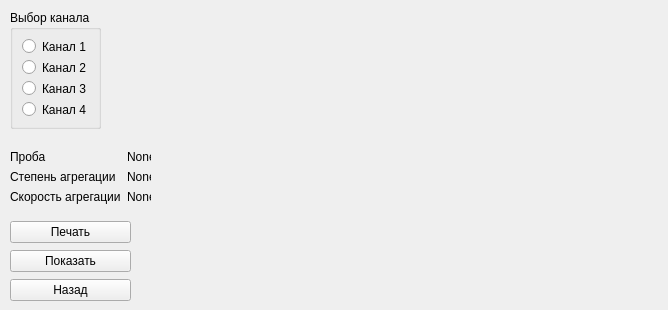
Before: the Qt Designer form viewgraph.ui in krang4d/Agrekola, drawn with Qt 5.
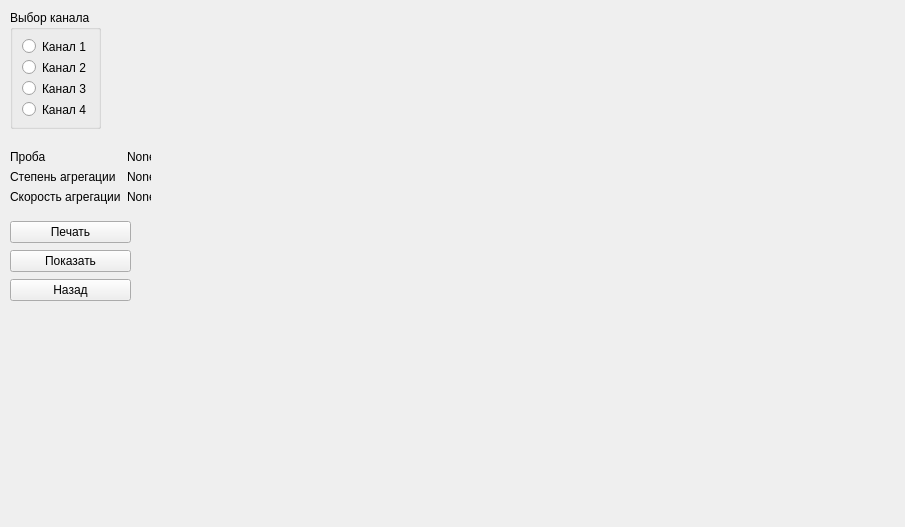
After: the same form once the commit is applied.

What changed in the file:
```diff
--- a/viewgraph.ui
+++ b/viewgraph.ui
@@ -6,8 +6,8 @@
    <rect>
     <x>0</x>
     <y>0</y>
-    <width>668</width>
-    <height>310</height>
+    <width>905</width>
+    <height>527</height>
    </rect>
   </property>
   <property name="windowTitle">
@@ -61,7 +61,7 @@
     <rect>
      <x>160</x>
      <y>10</y>
-     <width>501</width>
+     <width>721</width>
      <height>291</height>
     </rect>
    </property>
```
